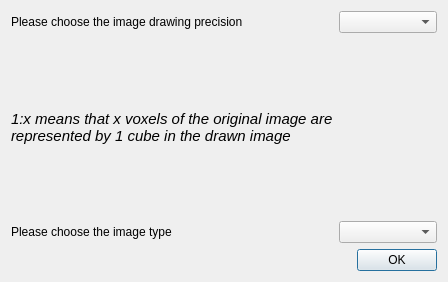
Qt form Polyhedron/demo/Polyhedron/Plugins/Mesh_3/Image_res_dialog.ui (CGAL/cgal) before a commit.
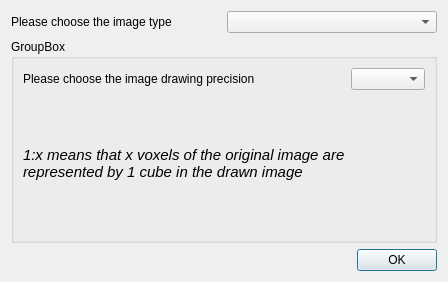
The same form after that commit.

What changed in the file:
```diff
--- a/Polyhedron/demo/Polyhedron/Plugins/Mesh_3/Image_res_dialog.ui
+++ b/Polyhedron/demo/Polyhedron/Plugins/Mesh_3/Image_res_dialog.ui
@@ -19,8 +19,8 @@
   <property name="windowTitle">
    <string>Image Drawing Precision</string>
   </property>
-  <layout class="QGridLayout" name="gridLayout" rowstretch="0,0,0,0,0,0,0,0,0">
-   <item row="8" column="0" colspan="2">
+  <layout class="QGridLayout" name="gridLayout" rowstretch="0,0,0,0,0,0,0,0,0,0,0,0">
+   <item row="11" column="0" colspan="2">
     <widget class="QDialogButtonBox" name="buttonBox">
      <property name="orientation">
       <enum>Qt::Horizontal</enum>
@@ -30,20 +30,60 @@
      </property>
     </widget>
    </item>
+   <item row="2" column="0" colspan="2">
+    <widget class="QGroupBox" name="groupBox">
+     <property name="title">
+      <string>GroupBox</string>
+     </property>
+     <layout class="QGridLayout" name="gridLayout_2">
+      <item row="0" column="0">
+       <layout class="QGridLayout" name="gridLayout_3">
+        <item row="2" column="0">
+         <widget class="QLabel" name="label_2">
+          <property name="font">
+           <font>
+            <pointsize>11</pointsize>
+            <italic>true</italic>
+           </font>
+          </property>
+          <property name="text">
+           <string>1:x means that x voxels of the original image are represented by 1 cube in the drawn image</string>
+          </property>
+          <property name="wordWrap">
+           <bool>true</bool>
+          </property>
+         </widget>
+        </item>
+        <item row="1" column="0">
+         <widget class="QLabel" name="label">
+          <property name="lineWidth">
+           <number>1</number>
+          </property>
+          <property name="text">
+           <string>Please choose the image drawing precision</string>
+          </property>
+          <property name="wordWrap">
+           <bool>true</bool>
+          </property>
+         </widget>
+        </item>
+        <item row="1" column="1">
+         <widget class="QComboBox" name="precisionList">
+          <property name="editable">
+           <bool>false</bool>
+          </property>
+         </widget>
+        </item>
+       </layout>
+      </item>
+     </layout>
+     <zorder>label_2</zorder>
+     <zorder>label</zorder>
+     <zorder>precisionList</zorder>
+     <zorder>verticalLayoutWidget</zorder>
+    </widget>
+   </item>
    <item row="0" column="0">
-    <widget class="QLabel" name="label">
-     <property name="lineWidth">
-      <number>1</number>
-     </property>
-     <property name="text">
-      <string>Please choose the image drawing precision</string>
-     </property>
-     <property name="wordWrap">
-      <bool>true</bool>
-     </property>
-    </widget>
-   </item>
-   <item row="2" column="0">
     <widget class="QLabel" name="label_3">
      <property name="text">
       <string>Please choose the image type</string>
@@ -51,31 +91,8 @@
     </widget>
    </item>
    <item row="0" column="1">
-    <widget class="QComboBox" name="precisionList">
-     <property name="editable">
-      <bool>false</bool>
-     </property>
-    </widget>
-   </item>
-   <item row="2" column="1">
     <widget class="QComboBox" name="imageType"/>
    </item>
-   <item row="1" column="0">
-    <widget class="QLabel" name="label_2">
-     <property name="font">
-      <font>
-       <pointsize>11</pointsize>
-       <italic>true</italic>
-      </font>
-     </property>
-     <property name="text">
-      <string>1:x means that x voxels of the original image are represented by 1 cube in the drawn image</string>
-     </property>
-     <property name="wordWrap">
-      <bool>true</bool>
-     </property>
-    </widget>
-   </item>
   </layout>
  </widget>
  <resources/>
```
